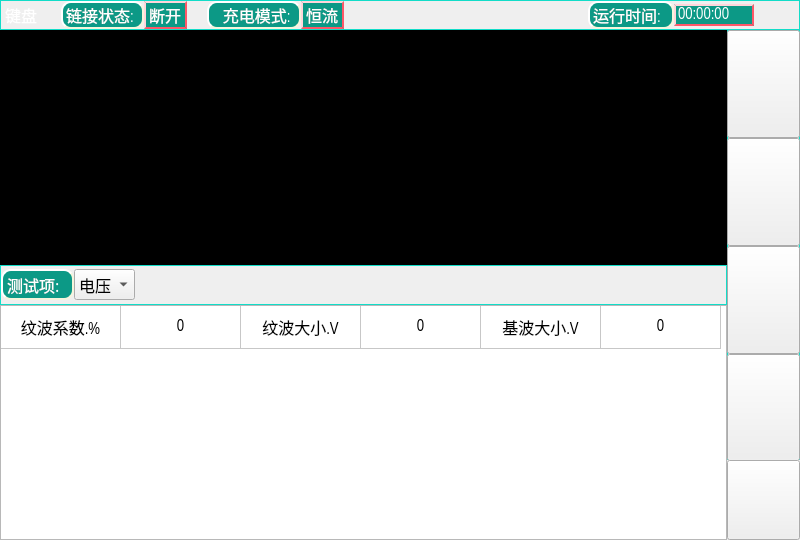
Before: the Qt Designer form mainwidget.ui in jingzhesiye/9-0-2, drawn with Qt 5.
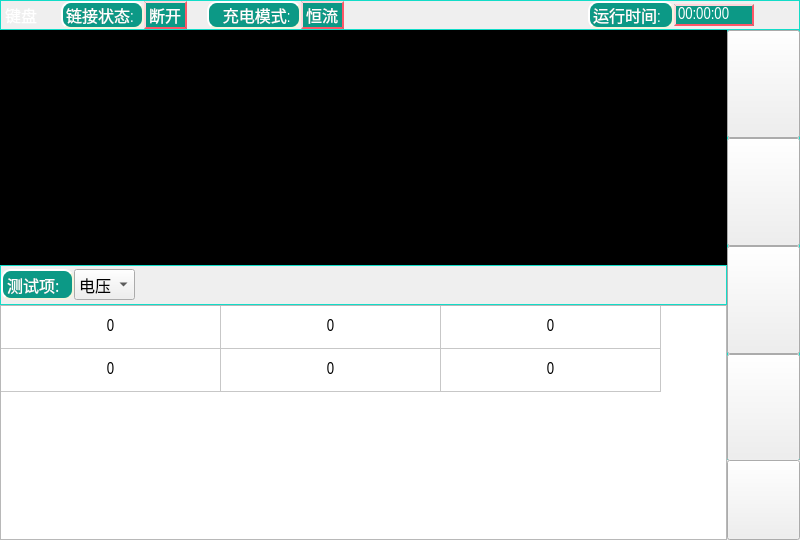
After: the same form once the commit is applied. The open tabs and pages were chosen to show the change. Icons and pictures are not drawn. Custom widgets are drawn as their Qt base class.

```diff
--- a/mainwidget.ui
+++ b/mainwidget.ui
@@ -2075,7 +2075,7 @@
           <bool>false</bool>
          </attribute>
          <attribute name="horizontalHeaderDefaultSectionSize">
-          <number>120</number>
+          <number>220</number>
          </attribute>
          <attribute name="horizontalHeaderHighlightSections">
           <bool>true</bool>
@@ -2088,42 +2088,32 @@
          </attribute>
          <row>
           <property name="text">
-           <string>1</string>
+           <string>电压(v)</string>
           </property>
          </row>
-         <column>
+         <row>
           <property name="text">
-           <string>项目</string>
+           <string>电流(A)</string>
           </property>
-         </column>
+         </row>
          <column>
           <property name="text">
-           <string>值</string>
+           <string>纹波系数</string>
           </property>
          </column>
          <column>
           <property name="text">
-           <string>项目</string>
+           <string>纹波大小</string>
           </property>
          </column>
          <column>
           <property name="text">
-           <string>值</string>
-          </property>
-         </column>
-         <column>
-          <property name="text">
-           <string>项目</string>
-          </property>
-         </column>
-         <column>
-          <property name="text">
-           <string>值</string>
+           <string>纹波基数</string>
           </property>
          </column>
          <item row="0" column="0">
           <property name="text">
-           <string>纹波系数.%</string>
+           <string>0</string>
           </property>
           <property name="font">
            <font>
@@ -2175,80 +2165,35 @@
          </item>
          <item row="0" column="2">
           <property name="text">
-           <string>纹波大小.V</string>
+           <string>0</string>
           </property>
           <property name="textAlignment">
            <set>AlignHCenter|AlignVCenter|AlignCenter</set>
           </property>
-          <property name="foreground">
-           <brush brushstyle="NoBrush">
-            <color alpha="255">
-             <red>0</red>
-             <green>0</green>
-             <blue>0</blue>
-            </color>
-           </brush>
-          </property>
          </item>
-         <item row="0" column="3">
+         <item row="1" column="0">
           <property name="text">
            <string>0</string>
           </property>
           <property name="textAlignment">
            <set>AlignHCenter|AlignVCenter|AlignCenter</set>
           </property>
-          <property name="foreground">
-           <brush brushstyle="NoBrush">
-            <color alpha="255">
-             <red>0</red>
-             <green>0</green>
-             <blue>0</blue>
-            </color>
-           </brush>
-          </property>
          </item>
-         <item row="0" column="4">
+         <item row="1" column="1">
           <property name="text">
-           <string>基波大小.V</string>
+           <string>0</string>
           </property>
           <property name="textAlignment">
            <set>AlignHCenter|AlignVCenter|AlignCenter</set>
           </property>
-          <property name="foreground">
-           <brush brushstyle="NoBrush">
-            <color alpha="255">
-             <red>0</red>
-             <green>0</green>
-             <blue>0</blue>
-            </color>
-           </brush>
-          </property>
          </item>
-         <item row="0" column="5">
+         <item row="1" column="2">
           <property name="text">
            <string>0</string>
           </property>
           <property name="textAlignment">
            <set>AlignHCenter|AlignVCenter|AlignCenter</set>
           </property>
-          <property name="background">
-           <brush brushstyle="NoBrush">
-            <color alpha="255">
-             <red>255</red>
-             <green>255</green>
-             <blue>255</blue>
-            </color>
-           </brush>
-          </property>
-          <property name="foreground">
-           <brush brushstyle="NoBrush">
-            <color alpha="255">
-             <red>0</red>
-             <green>0</green>
-             <blue>0</blue>
-            </color>
-           </brush>
-          </property>
          </item>
         </widget>
        </item>
```
Left out of the diff: 46 changed lines with no effect on the pictures.
